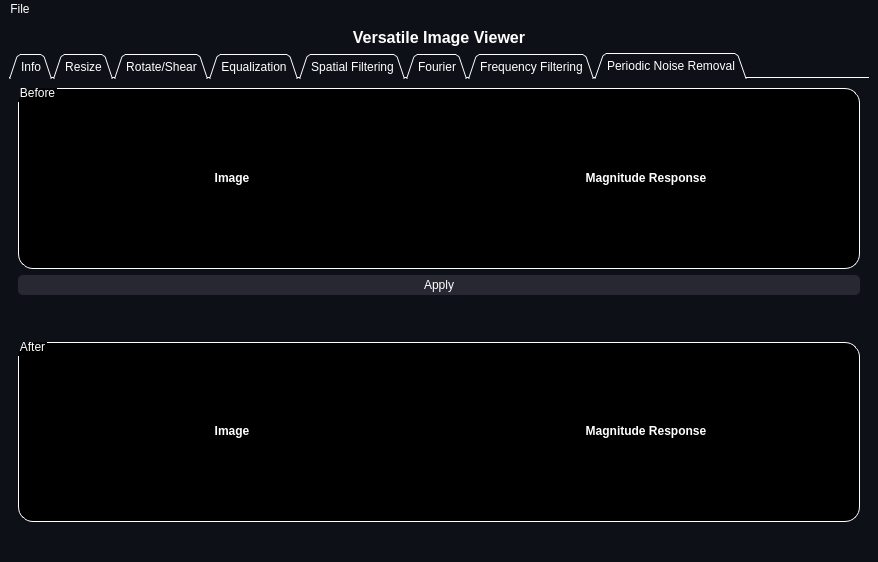
Old version of the form resources/MainWindow.ui in the repository Zeyad-Alo/DICOM-Viewer.
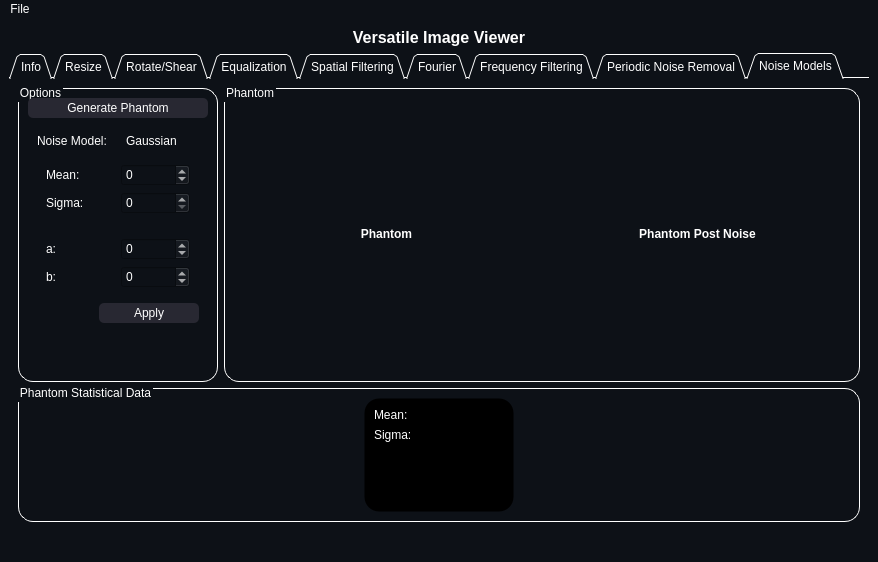
New version of the form. Icons and pictures are not drawn.

Commit message: noise models

What changed in the file:
```diff
--- a/resources/MainWindow.ui
+++ b/resources/MainWindow.ui
@@ -38,7 +38,7 @@
        <enum>QTabWidget::Triangular</enum>
       </property>
       <property name="currentIndex">
-       <number>7</number>
+       <number>8</number>
       </property>
       <property name="documentMode">
        <bool>true</bool>
@@ -2195,6 +2195,462 @@
         </item>
        </layout>
       </widget>
+      <widget class="QWidget" name="tab_9">
+       <attribute name="title">
+        <string>Noise Models</string>
+       </attribute>
+       <layout class="QGridLayout" name="gridLayout_20">
+        <item row="0" column="0">
+         <layout class="QHBoxLayout" name="horizontalLayout_34">
+          <item>
+           <widget class="QGroupBox" name="main_groupBox_16">
+            <property name="minimumSize">
+             <size>
+              <width>200</width>
+              <height>0</height>
+             </size>
+            </property>
+            <property name="maximumSize">
+             <size>
+              <width>200</width>
+              <height>16777215</height>
+             </size>
+            </property>
+            <property name="styleSheet">
+             <string notr="true">QGroupBox {
+background-color: rgb(13, 17, 23);
+border: 1.2px solid #ffffff;
+border-style: outset;
+border-radius: 15px;
+}
+QGroupBox::title  {
+    subcontrol-origin: margin;
+    subcontrol-position: top left;
+    padding: -5px 0px 0px 0px;
+    color: rgb(255, 255, 255);
+}</string>
+            </property>
+            <property name="title">
+             <string>Options</string>
+            </property>
+            <layout class="QGridLayout" name="gridLayout_19">
+             <item row="0" column="0">
+              <widget class="QPushButton" name="generate_phantom_button">
+               <property name="minimumSize">
+                <size>
+                 <width>100</width>
+                 <height>0</height>
+                </size>
+               </property>
+               <property name="styleSheet">
+                <string notr="true">QPushButton {
+    border-radius: 5px;
+    border-style: outset;
+    background: rgb(40,40, 50);
+	padding: 3;
+    }
+
+QPushButton:hover {
+    background: rgb(63, 95, 127)
+    }
+
+QPushButton:pressed {
+    border-style: inset;
+    background:rgb(20, 20, 20)
+    }</string>
+               </property>
+               <property name="text">
+                <string>Generate Phantom</string>
+               </property>
+              </widget>
+             </item>
+             <item row="2" column="0">
+              <spacer name="verticalSpacer_2">
+               <property name="orientation">
+                <enum>Qt::Vertical</enum>
+               </property>
+               <property name="sizeHint" stdset="0">
+                <size>
+                 <width>20</width>
+                 <height>40</height>
+                </size>
+               </property>
+              </spacer>
+             </item>
+             <item row="1" column="0">
+              <widget class="QWidget" name="noise_options" native="true">
+               <layout class="QVBoxLayout" name="verticalLayout_30">
+                <item>
+                 <layout class="QHBoxLayout" name="horizontalLayout_29">
+                  <item>
+                   <widget class="QLabel" name="label_19">
+                    <property name="text">
+                     <string>Noise Model:</string>
+                    </property>
+                   </widget>
+                  </item>
+                  <item>
+                   <widget class="QComboBox" name="noise_combobox">
+                    <property name="styleSheet">
+                     <string notr="true">QComboBox
+{
+	border-radius: 3px;
+	background-color: rgb(13, 17, 23);
+}
+
+QComboBox::drop-down
+{
+	border-left-color: transparent;
+ }
+
+QComboBox::down-arrow, QSpinBox::down-arrow, QTimeEdit::down-arrow, QDateEdit::down-arrow
+{
+     image: url(:/icons/Arrowhead-nottop-256.png);
+     width: 7px;
+     height: 6px;
+}
+
+QComboBox QAbstractItemView
+{
+    selection-background-color: transparent;
+}</string>
+                    </property>
+                    <item>
+                     <property name="text">
+                      <string>Gaussian</string>
+                     </property>
+                    </item>
+                    <item>
+                     <property name="text">
+                      <string>Uniform</string>
+                     </property>
+                    </item>
+                   </widget>
+                  </item>
+                 </layout>
+                </item>
+                <item>
+                 <widget class="QWidget" name="gaussian_options" native="true">
+                  <layout class="QHBoxLayout" name="horizontalLayout_31">
+                   <item>
+                    <layout class="QVBoxLayout" name="verticalLayout_26">
+                     <item>
+                      <widget class="QLabel" name="label_20">
+                       <property name="text">
+                        <string>Mean:</string>
+                       </property>
+                      </widget>
+                     </item>
+                     <item>
+                      <widget class="QLabel" name="label_21">
+                       <property name="text">
+                        <string>Sigma:</string>
+                       </property>
+                      </widget>
+                     </item>
+                    </layout>
+                   </item>
+                   <item>
+                    <layout class="QVBoxLayout" name="verticalLayout_27">
+                     <item>
+                      <widget class="QSpinBox" name="mean_spinBox">
+                       <property name="minimum">
+                        <number>-99</number>
+                       </property>
+                      </widget>
+                     </item>
+                     <item>
+                      <widget class="QSpinBox" name="sigma_spinBox">
+                       <property name="minimum">
+                        <number>0</number>
+                       </property>
+                      </widget>
+                     </item>
+                    </layout>
+                   </item>
+                  </layout>
+                 </widget>
+                </item>
+                <item>
+                 <widget class="QWidget" name="uniform_options" native="true">
+                  <layout class="QHBoxLayout" name="horizontalLayout_33">
+                   <item>
+                    <layout class="QVBoxLayout" name="verticalLayout_28">
+                     <item>
+                      <widget class="QLabel" name="label_22">
+                       <property name="text">
+                        <string>a:</string>
+                       </property>
+                      </widget>
+                     </item>
+                     <item>
+                      <widget class="QLabel" name="label_23">
+                       <property name="text">
+                        <string>b:</string>
+                       </property>
+                      </widget>
+                     </item>
+                    </layout>
+                   </item>
+                   <item>
+                    <layout class="QVBoxLayout" name="verticalLayout_29">
+                     <item>
+                      <widget class="QSpinBox" name="a_spinBox">
+                       <property name="minimum">
+                        <number>-99</number>
+                       </property>
+                      </widget>
+                     </item>
+                     <item>
+                      <widget class="QSpinBox" name="b_spinBox">
+                       <property name="minimum">
+                        <number>-99</number>
+                       </property>
+                      </widget>
+                     </item>
+                    </layout>
+                   </item>
+                  </layout>
+                 </widget>
+                </item>
+                <item>
+                 <layout class="QHBoxLayout" name="horizontalLayout_35">
+                  <item>
+                   <spacer name="horizontalSpacer_5">
+                    <property name="orientation">
+                     <enum>Qt::Horizontal</enum>
+                    </property>
+                    <property name="sizeHint" stdset="0">
+                     <size>
+                      <width>40</width>
+                      <height>20</height>
+                     </size>
+                    </property>
+                   </spacer>
+                  </item>
+                  <item>
+                   <widget class="QPushButton" name="phantom_noise_apply_button">
+                    <property name="minimumSize">
+                     <size>
+                      <width>100</width>
+                      <height>0</height>
+                     </size>
+                    </property>
+                    <property name="styleSheet">
+                     <string notr="true">QPushButton {
+    border-radius: 5px;
+    border-style: outset;
+    background: rgb(40,40, 50);
+	padding: 3;
+    }
+
+QPushButton:hover {
+    background: rgb(63, 95, 127)
+    }
+
+QPushButton:pressed {
+    border-style: inset;
+    background:rgb(20, 20, 20)
+    }</string>
+                    </property>
+                    <property name="text">
+                     <string>Apply</string>
+                    </property>
+                   </widget>
+                  </item>
+                 </layout>
+                </item>
+               </layout>
+              </widget>
+             </item>
+            </layout>
+           </widget>
+          </item>
+          <item>
+           <widget class="QGroupBox" name="main_groupBox_15">
+            <property name="styleSheet">
+             <string notr="true">QGroupBox {
+background-color: rgb(13, 17, 23);
+border: 1.2px solid #ffffff;
+border-style: outset;
+border-radius: 15px;
+}
+QGroupBox::title  {
+    subcontrol-origin: margin;
+    subcontrol-position: top left;
+    padding: -5px 0px 0px 0px;
+    color: rgb(255, 255, 255);
+}</string>
+            </property>
+            <property name="title">
+             <string>Phantom</string>
+            </property>
+            <layout class="QHBoxLayout" name="horizontalLayout_32">
+             <item>
+              <layout class="QVBoxLayout" name="verticalLayout_24">
+               <property name="spacing">
+                <number>6</number>
+               </property>
+               <item>
+                <widget class="QLabel" name="label_17">
+                 <property name="maximumSize">
+                  <size>
+                   <width>16777215</width>
+                   <height>15</height>
+                  </size>
+                 </property>
+                 <property name="styleSheet">
+                  <string notr="true"/>
+                 </property>
+                 <property name="text">
+                  <string>&lt;html&gt;&lt;head/&gt;&lt;body&gt;&lt;p align=&quot;center&quot;&gt;&lt;span style=&quot; font-weight:600;&quot;&gt;Phantom&lt;/span&gt;&lt;/p&gt;&lt;/body&gt;&lt;/html&gt;</string>
+                 </property>
+                </widget>
+               </item>
+               <item>
+                <layout class="QVBoxLayout" name="phantom_box">
+                 <property name="spacing">
+                  <number>10</number>
+                 </property>
+                </layout>
+               </item>
+              </layout>
+             </item>
+             <item>
+              <layout class="QVBoxLayout" name="verticalLayout_25">
+               <property name="spacing">
+                <number>6</number>
+               </property>
+               <item>
+                <widget class="QLabel" name="label_18">
+                 <property name="maximumSize">
+                  <size>
+                   <width>16777215</width>
+                   <height>15</height>
+                  </size>
+                 </property>
+                 <property name="styleSheet">
+                  <string notr="true"/>
+                 </property>
+                 <property name="text">
+                  <string>&lt;html&gt;&lt;head/&gt;&lt;body&gt;&lt;p align=&quot;center&quot;&gt;&lt;span style=&quot; font-weight:600;&quot;&gt;Phantom Post Noise&lt;/span&gt;&lt;/p&gt;&lt;/body&gt;&lt;/html&gt;</string>
+                 </property>
+                </widget>
+               </item>
+               <item>
+                <layout class="QVBoxLayout" name="phantom_noise_box">
+                 <property name="spacing">
+                  <number>10</number>
+                 </property>
+                </layout>
+               </item>
+              </layout>
+             </item>
+            </layout>
+           </widget>
+          </item>
+         </layout>
+        </item>
+        <item row="1" column="0">
+         <widget class="QGroupBox" name="main_groupBox_12">
+          <property name="styleSheet">
+           <string notr="true">QGroupBox {
+background-color: rgb(13, 17, 23);
+border: 1.2px solid #ffffff;
+border-style: outset;
+border-radius: 15px;
+}
+QGroupBox::title  {
+    subcontrol-origin: margin;
+    subcontrol-position: top left;
+    padding: -5px 0px 0px 0px;
+    color: rgb(255, 255, 255);
+}</string>
+          </property>
+          <property name="title">
+           <string>Phantom Statistical Data</string>
+          </property>
+          <layout class="QHBoxLayout" name="horizontalLayout_28">
+           <item>
+            <layout class="QVBoxLayout" name="phantom_histo_box">
+             <property name="spacing">
+              <number>10</number>
+             </property>
+            </layout>
+           </item>
+           <item>
+            <widget class="QGroupBox" name="metadata_groupBox_2">
+             <property name="maximumSize">
+              <size>
+               <width>150</width>
+               <height>16777215</height>
+              </size>
+             </property>
+             <property name="styleSheet">
+              <string notr="true">background-color: black;
+border-color: transparent;</string>
+             </property>
+             <property name="title">
+              <string/>
+             </property>
+             <layout class="QGridLayout" name="gridLayout_21">
+              <item row="0" column="0">
+               <layout class="QVBoxLayout" name="verticalLayout_23">
+                <item>
+                 <widget class="QLabel" name="label_24">
+                  <property name="text">
+                   <string>Mean:</string>
+                  </property>
+                 </widget>
+                </item>
+                <item>
+                 <widget class="QLabel" name="label_28">
+                  <property name="text">
+                   <string>Sigma:</string>
+                  </property>
+                 </widget>
+                </item>
+               </layout>
+              </item>
+              <item row="0" column="1">
+               <layout class="QVBoxLayout" name="verticalLayout_31">
+                <item>
+                 <widget class="QLabel" name="mean_label">
+                  <property name="text">
+                   <string/>
+                  </property>
+                 </widget>
+                </item>
+                <item>
+                 <widget class="QLabel" name="sigma_label">
+                  <property name="text">
+                   <string/>
+                  </property>
+                 </widget>
+                </item>
+               </layout>
+              </item>
+              <item row="1" column="1">
+               <spacer name="verticalSpacer_3">
+                <property name="orientation">
+                 <enum>Qt::Vertical</enum>
+                </property>
+                <property name="sizeHint" stdset="0">
+                 <size>
+                  <width>20</width>
+                  <height>40</height>
+                 </size>
+                </property>
+               </spacer>
+              </item>
+             </layout>
+            </widget>
+           </item>
+          </layout>
+         </widget>
+        </item>
+       </layout>
+      </widget>
      </widget>
     </item>
    </layout>
```
The commit also changes 7 other files.
